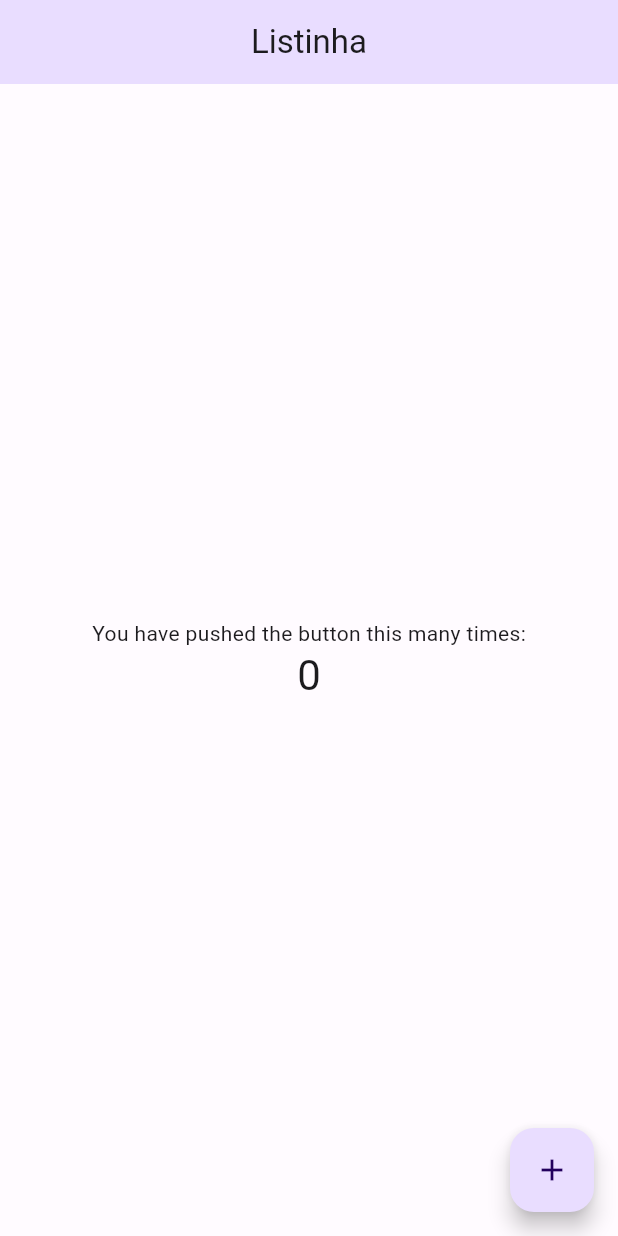
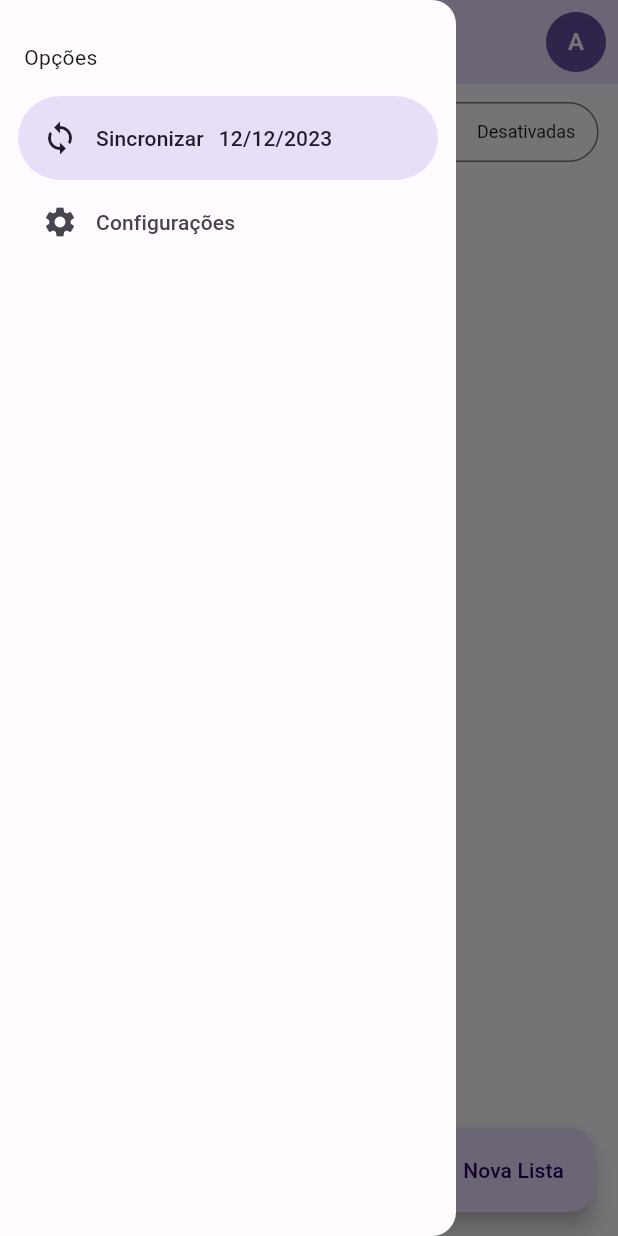
Before and after one commit to brunolopeschagas/listinha, a Flutter app: the screen it shows after launch, with the side drawer open (before the commit the screen has no drawer), on a phone screen of 412 x 824 dp. Run offline on Flutter 3.47's test engine with Material 2 defaults, Android fonts, the phone set to English and light mode, and no system bars.

Commit message:
Semana Fullstack Flutter/Dart #4 - Decisões de componentização

```diff
--- a/lib/main.dart
+++ b/lib/main.dart
@@ -5,88 +5,3 @@ import 'package:flutter/material.dart';
 void main() {
   runApp(const AppWidget());
 }
-
-class MyHomePage extends StatefulWidget {
-  const MyHomePage({super.key, required this.title});
-
-  // This widget is the home page of your application. It is stateful, meaning
-  // that it has a State object (defined below) that contains fields that affect
-  // how it looks.
-
-  // This class is the configuration for the state. It holds the values (in this
-  // case the title) provided by the parent (in this case the App widget) and
-  // used by the build method of the State. Fields in a Widget subclass are
-  // always marked "final".
-
-  final String title;
-
-  @override
-  State<MyHomePage> createState() => _MyHomePageState();
-}
-
-class _MyHomePageState extends State<MyHomePage> {
-  int _counter = 0;
-
-  void _incrementCounter() {
-    setState(() {
-      // This call to setState tells the Flutter framework that something has
-      // changed in this State, which causes it to rerun the build method below
-      // so that the display can reflect the updated values. If we changed
-      // _counter without calling setState(), then the build method would not be
-      // called again, and so nothing would appear to happen.
-      _counter++;
-    });
-  }
-
-  @override
-  Widget build(BuildContext context) {
-    // This method is rerun every time setState is called, for instance as done
-    // by the _incrementCounter method above.
-    //
-    // The Flutter framework has been optimized to make rerunning build methods
-    // fast, so that you can just rebuild anything that needs updating rather
-    // than having to individually change instances of widgets.
-    return Scaffold(
-      appBar: AppBar(
-        // Here we take the value from the MyHomePage object that was created by
-        // the App.build method, and use it to set our appbar title.
-        title: Text(widget.title),
-      ),
-      body: Center(
-        // Center is a layout widget. It takes a single child and positions it
-        // in the middle of the parent.
-        child: Column(
-          // Column is also a layout widget. It takes a list of children and
-          // arranges them vertically. By default, it sizes itself to fit its
-          // children horizontally, and tries to be as tall as its parent.
-          //
-          // Invoke "debug painting" (press "p" in the console, choose the
-          // "Toggle Debug Paint" action from the Flutter Inspector in Android
-          // Studio, or the "Toggle Debug Paint" command in Visual Studio Code)
-          // to see the wireframe for each widget.
-          //
-          // Column has various properties to control how it sizes itself and
-          // how it positions its children. Here we use mainAxisAlignment to
-          // center the children vertically; the main axis here is the vertical
-          // axis because Columns are vertical (the cross axis would be
-          // horizontal).
-          mainAxisAlignment: MainAxisAlignment.center,
-          children: <Widget>[
-            const Text(
-              'You have pushed the button this many times:',
-            ),
-            Text(
-              '$_counter',
-              style: Theme.of(context).textTheme.headline4,
-            ),
-          ],
-        ),
-      ),
-      floatingActionButton: FloatingActionButton(
-        onPressed: _incrementCounter,
-        tooltip: 'Increment',
-        child: const Icon(Icons.add),
-      ), // This trailing comma makes auto-formatting nicer for build methods.
-    );
-  }
-}
--- a/lib/src/app_widget.dart
+++ b/lib/src/app_widget.dart
@@ -1,7 +1,6 @@
+import 'package:app/src/home/home_page.dart';
 import 'package:app/src/shared/themes/themes.dart';
 import 'package:flutter/material.dart';
-
-import '../main.dart';
 
 class AppWidget extends StatelessWidget {
   const AppWidget({super.key});
@@ -13,7 +12,7 @@ class AppWidget extends StatelessWidget {
       title: 'Flutter Demo',
       theme: lightTheme,
       darkTheme: darkTheme,
-      home: const MyHomePage(title: 'Listinha'),
+      home: const HomePage(),
     );
   }
 }
--- /dev/null
+++ b/lib/src/home/home_page.dart
@@ -0,0 +1,67 @@
+import 'package:app/src/shared/widgets/user_image_button.dart';
+import 'package:flutter/material.dart';
+
+import 'widgets/custom_drawer.dart';
+
+class HomePage extends StatefulWidget {
+  const HomePage({super.key});
+
+  @override
+  State<HomePage> createState() => _HomePageState();
+}
+
+class _HomePageState extends State<HomePage> {
+  @override
+  Widget build(BuildContext context) {
+    return Scaffold(
+      drawer: const CustomDrawer(),
+      appBar: AppBar(
+        title: const Text("Listinha"),
+        actions: [
+          Padding(
+            padding: EdgeInsets.only(
+              right: 8,
+            ),
+            child: UserImageButton(),
+          ),
+        ],
+      ),
+      body: Center(
+        child: Column(
+          children: [
+            Padding(
+              padding: const EdgeInsets.all(8),
+              child: SegmentedButton<int>(
+                segments: [
+                  const ButtonSegment(
+                    value: 0,
+                    label: const Text("Todos"),
+                  ),
+                  const ButtonSegment(
+                    value: 1,
+                    label: const Text("Pendentes"),
+                  ),
+                  const ButtonSegment(
+                    value: 2,
+                    label: const Text("Concluídas"),
+                  ),
+                  const ButtonSegment(
+                    value: 3,
+                    label: const Text("Desativadas"),
+                  ),
+                ],
+                selected: const {1},
+                onSelectionChanged: (values) {},
+              ),
+            ),
+          ],
+        ),
+      ),
+      floatingActionButton: FloatingActionButton.extended(
+        icon: const Icon(Icons.edit),
+        label: const Text("Nova Lista"),
+        onPressed: (() {}),
+      ),
+    );
+  }
+}
--- /dev/null
+++ b/lib/src/home/widgets/custom_drawer.dart
@@ -0,0 +1,31 @@
+import 'package:flutter/material.dart';
+
+class CustomDrawer extends StatelessWidget {
+  const CustomDrawer({super.key});
+
+  @override
+  Widget build(BuildContext context) {
+    return NavigationDrawer(
+      children: [
+        Padding(
+          padding: const EdgeInsets.fromLTRB(16, 28, 16, 16),
+          child: const Text('Opções'),
+        ),
+        NavigationDrawerDestination(
+          icon: Icon(Icons.sync),
+          label: Row(
+            children: const [
+              Text('Sincronizar'),
+              SizedBox(width: 10),
+              Text('12/12/2023'),
+            ],
+          ),
+        ),
+        const NavigationDrawerDestination(
+          icon: Icon(Icons.settings),
+          label: Text('Configurações'),
+        ),
+      ],
+    );
+  }
+}
--- a/lib/src/shared/themes/themes.dart
+++ b/lib/src/shared/themes/themes.dart
@@ -1,20 +1,40 @@
 import 'package:flutter/material.dart';
 part 'color_schemes.g.dart';
 
-final lightTheme = ThemeData(
+ThemeData get lightTheme => ThemeData(
       useMaterial3: true,
       colorScheme: _lightColorScheme,
       appBarTheme: AppBarTheme(
         centerTitle: true,
         backgroundColor: _lightColorScheme.primaryContainer,
       ),
+      segmentedButtonTheme: _segmentedButtonTheme,
     );
 
-final darkTheme = ThemeData(
+ThemeData get darkTheme => ThemeData(
       useMaterial3: true,
       colorScheme: _darkColorScheme,
       appBarTheme: AppBarTheme(
         centerTitle: true,
         backgroundColor: _darkColorScheme.primaryContainer,
       ),
+      segmentedButtonTheme: _segmentedButtonTheme,
     );
+
+SegmentedButtonThemeData get _segmentedButtonTheme => SegmentedButtonThemeData(
+      style: ButtonStyle(
+        textStyle: MaterialStateProperty.resolveWith<TextStyle?>(
+          (states) {
+            if (states.contains(MaterialState.selected)) {
+              return const TextStyle(
+                fontSize: 9,
+              );
+            }
+
+            return const TextStyle(
+              fontSize: 12,
+            );
+          },
+        ),
+      ),
+    );
--- /dev/null
+++ b/lib/src/shared/widgets/user_image_button.dart
@@ -0,0 +1,18 @@
+import 'package:flutter/material.dart';
+import 'package:flutter/src/widgets/container.dart';
+import 'package:flutter/src/widgets/framework.dart';
+
+class UserImageButton extends StatelessWidget {
+  const UserImageButton({super.key});
+
+  @override
+  Widget build(BuildContext context) {
+    return GestureDetector(
+      child: CircleAvatar(
+        child: const Text('A'),
+        foregroundColor: Colors.white,
+        backgroundColor: Theme.of(context).primaryColor,
+      ),
+    );
+  }
+}
```
Also changed, not shown: pubspec.lock, 1 other file. Lines whose indentation alone changed are shown as unchanged.
